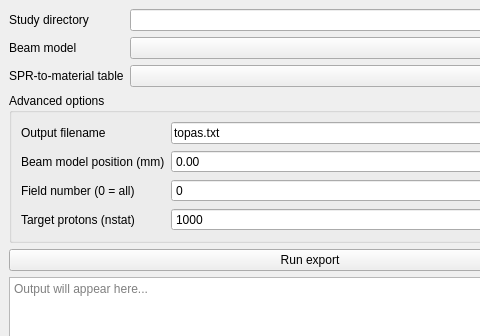
Qt form dicomexport/gui/main_window.ui (nbassler/dicomexport) before a commit; both pictures show x 0 to 480 and y 0 to 336 of the 620 by 520 pixel window.
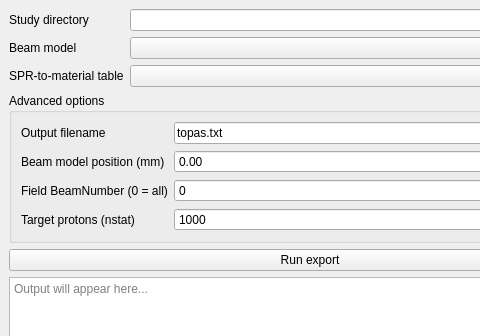
The same form after that commit.

Commit message: Update DICOM BeamNumber handling across exports and interfaces

What changed in the file:
```diff
--- a/dicomexport/gui/main_window.ui
+++ b/dicomexport/gui/main_window.ui
@@ -92,7 +92,7 @@
        </item>
 
        <item row="2" column="0">
-        <widget class="QLabel"><property name="text"><string>Field number (0 = all)</string></property></widget>
+        <widget class="QLabel"><property name="text"><string>Field BeamNumber (0 = all)</string></property></widget>
        </item>
        <item row="2" column="1">
         <widget class="QSpinBox" name="field_nr">
```
The commit also changes 14 other files.
